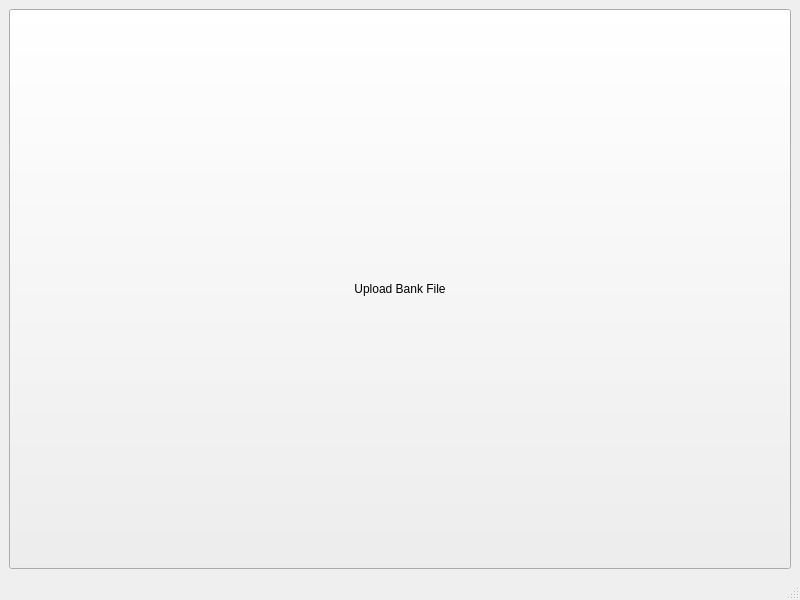
Before: the Qt Designer form mainwindow.ui in SpencerHD2020/BudgetTrack24, drawn with Qt 5.
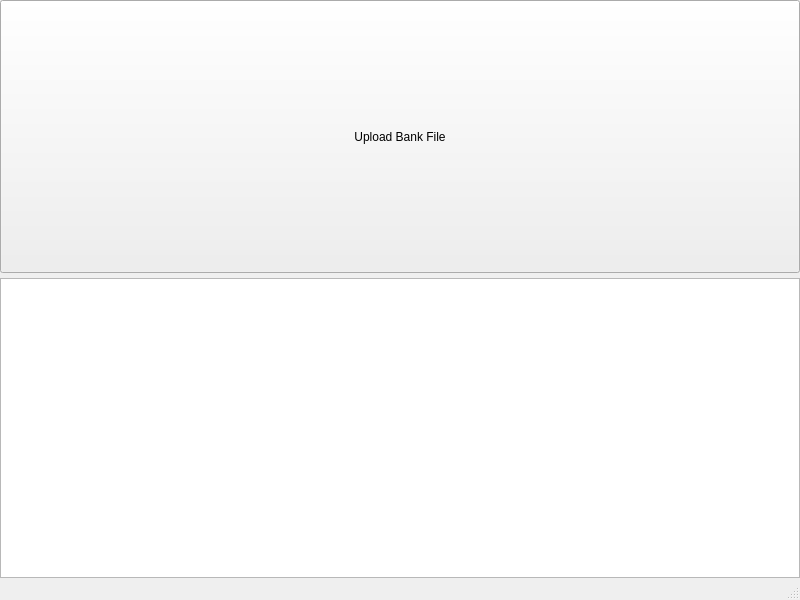
After: the same form once the commit is applied.

Commit message: Got Table View Populating with Transactions

What changed in the file:
```diff
--- a/mainwindow.ui
+++ b/mainwindow.ui
@@ -15,6 +15,21 @@
   </property>
   <widget class="QWidget" name="centralwidget">
    <layout class="QVBoxLayout" name="verticalLayout">
+    <property name="spacing">
+     <number>5</number>
+    </property>
+    <property name="leftMargin">
+     <number>0</number>
+    </property>
+    <property name="topMargin">
+     <number>0</number>
+    </property>
+    <property name="rightMargin">
+     <number>0</number>
+    </property>
+    <property name="bottomMargin">
+     <number>0</number>
+    </property>
     <item>
      <layout class="QHBoxLayout" name="ButtonViewLayout">
       <item>
@@ -44,6 +59,16 @@
       </item>
      </layout>
     </item>
+    <item>
+     <widget class="QTableView" name="DataTableView">
+      <property name="minimumSize">
+       <size>
+        <width>800</width>
+        <height>300</height>
+       </size>
+      </property>
+     </widget>
+    </item>
    </layout>
   </widget>
   <widget class="QMenuBar" name="menubar">
```
The commit also changes 3 other files.
